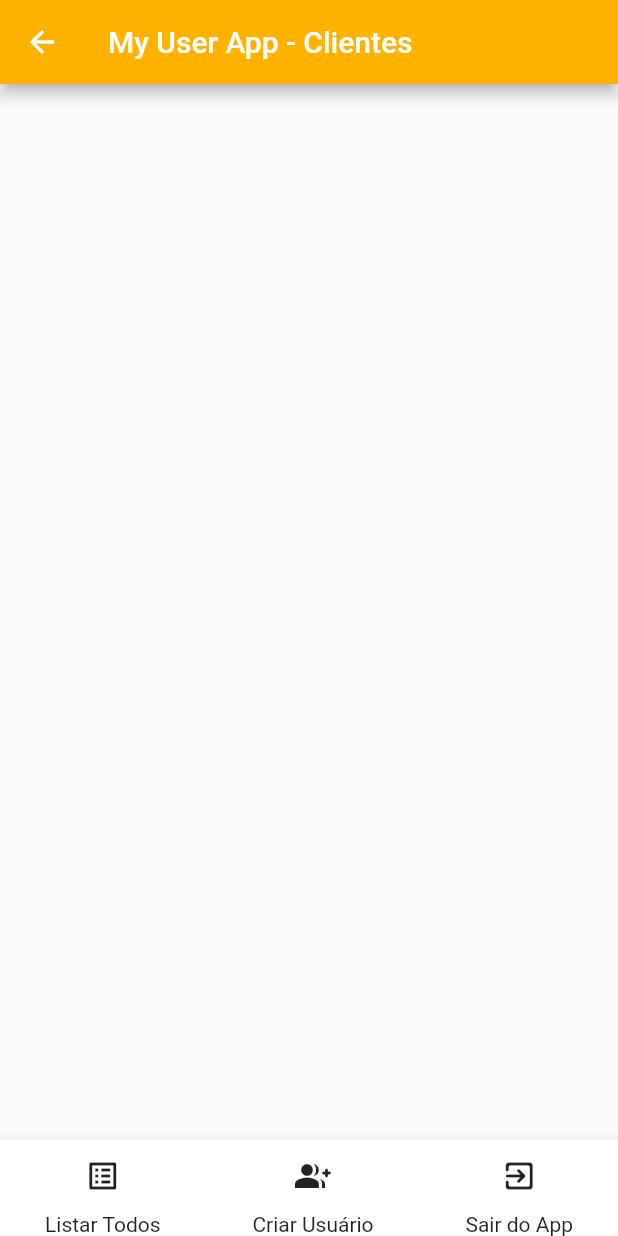
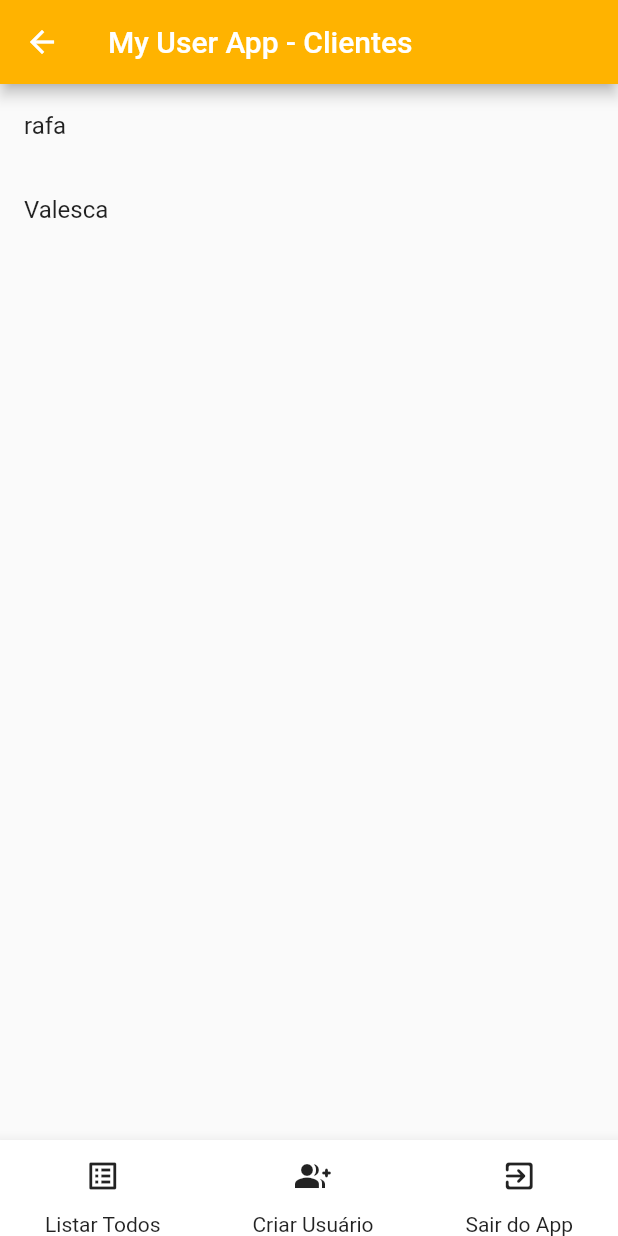
Before and after one commit to rafapil/my_user_jukebox, a Flutter app: the ListClient screen opened directly, on a phone screen of 412 x 824 dp. Run offline on Flutter 3.47's test engine with Material 2 defaults, Android fonts, the phone set to English and light mode, and no system bars.

```diff
--- a/lib/ui/list_client.dart
+++ b/lib/ui/list_client.dart
@@ -7,6 +7,8 @@ class ListClient extends StatefulWidget {
 }
 
 class _ListClientState extends State<ListClient> {
+  List _listaClientes = ['rafa', 'Valesca'];
+
   @override
   Widget build(BuildContext context) {
     return Scaffold(
@@ -14,7 +16,23 @@ class _ListClientState extends State<ListClient> {
           backgroundColor: Colors.amber[600],
           title: Text('My User App - Clientes'),
         ),
-        body: Container(),
+        body: Container(
+          child: Column(
+            children: [
+              Expanded(
+                  child: ListView.builder(
+                      itemCount: _listaClientes.length,
+                      itemBuilder: (context, index) {
+                        return ListTile(
+                          title: Text(_listaClientes[index]),
+                        );
+                      }))
+            ],
+          ),
+        ),
+        //
+        // nagegacao inferior
+        //
         bottomNavigationBar: BottomAppBar(
           child: Padding(
               padding: const EdgeInsets.symmetric(horizontal: 30),
```
Also changed, not shown: lib/ui/home.dart (+28 -4 lines), lib/widget/custom_textfield.dart (+11 -2 lines).
